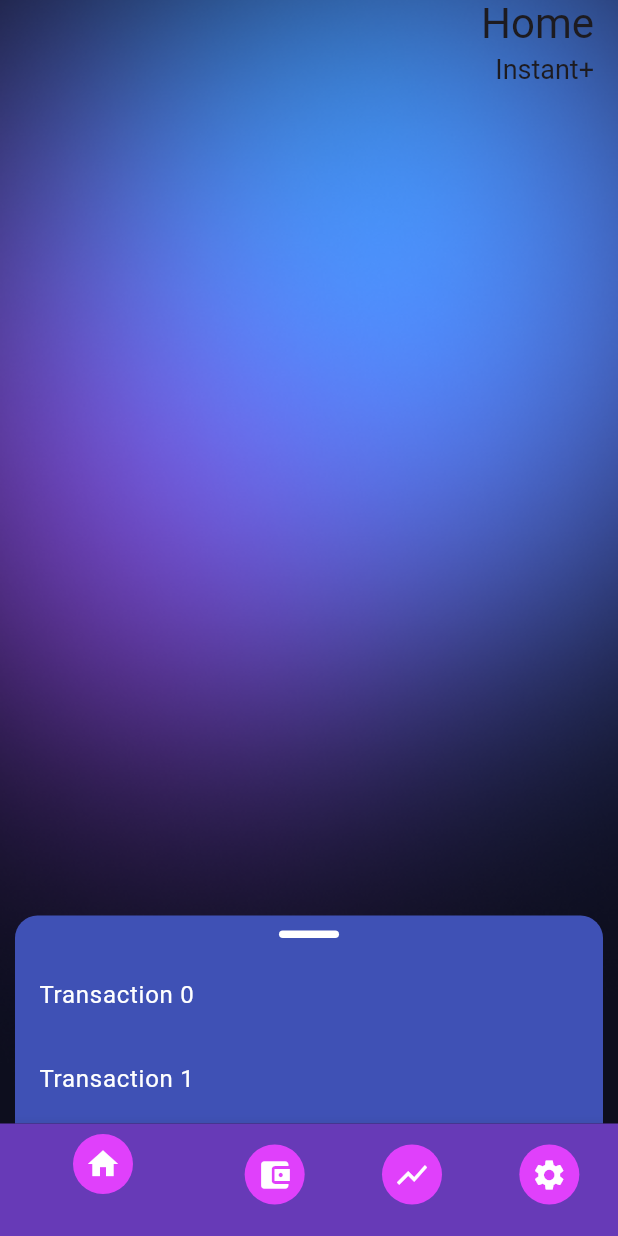
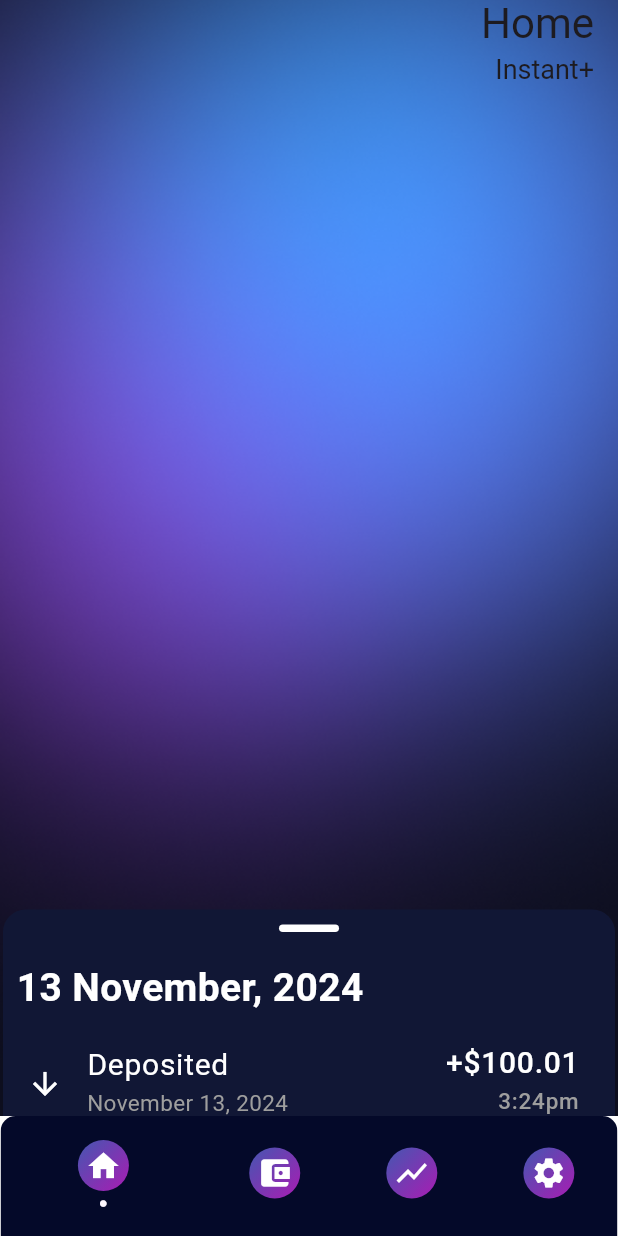
Before and after one commit to Arujan619/Instant-, a Flutter app: the MainScreen screen opened directly, on a phone screen of 412 x 824 dp. Run offline on Flutter 3.47's test engine with Material 3 defaults, Android fonts, the phone set to English and light mode, and no system bars; our stand-ins replace syncfusion_flutter_charts; missing offline and left inert: flutter_gradient_app_bar.

Commit message:
Home page transactions setup. Fixed bottom navigation bar layout

```diff
--- a/MobileProject/lib/HomePage/home-main.dart
+++ b/MobileProject/lib/HomePage/home-main.dart
@@ -61,7 +61,7 @@ class HomeMain extends StatelessWidget {
           ),
         ),
         body: const Padding(
-          padding: EdgeInsets.symmetric(horizontal: 10.0),
+          padding: EdgeInsets.symmetric(horizontal: 2.0),
           child: RecentTransactions(),
         ),
       ),
--- a/MobileProject/lib/HomePage/recent-transaction.dart
+++ b/MobileProject/lib/HomePage/recent-transaction.dart
@@ -1,10 +1,41 @@
 import 'package:flutter/material.dart';
+import 'package:intl/intl.dart';
+
+/*
+TODO:
+- UI Layout
+- Recent Transactions are displayed in a draggable sheet
+- Each transaction is a ListTile
+-Populate with data
+
+
+ */
+
+
 
 class RecentTransactions extends StatelessWidget {
   const RecentTransactions({super.key});
 
   @override
   Widget build(BuildContext context) {
+    List<Map<String, dynamic>> transactions = [
+      {
+        'type': 'Deposited',
+        'amount': 100.01,
+        'date': DateTime.now(),
+        'time': '3:24pm',
+      },
+      {
+        'type': 'Withdrawn',
+        'amount': -100.00,
+        'date': DateTime.now(),
+        'time': '4:15pm',
+      },
+      // Add more transactions here
+    ];
+
+    String formattedDate = DateFormat('d MMMM, yyyy').format(DateTime.now());
+
     return Stack(
       children: [
         Align(
@@ -16,11 +47,12 @@ class RecentTransactions extends StatelessWidget {
             builder: (BuildContext context, ScrollController scrollController) {
               return Container(
                 decoration: BoxDecoration(
-                  color: Colors.indigo,
+                  color: Color(0xFF111735),
                   borderRadius: BorderRadius.vertical(top: Radius.circular(15)),
                 ),
                 child: Column(
                   children: [
+                    // Icon
                     Container(
                       margin: const EdgeInsets.symmetric(vertical: 10),
                       width: 40,
@@ -30,13 +62,59 @@ class RecentTransactions extends StatelessWidget {
                         borderRadius: BorderRadius.circular(10),
                       ),
                     ),
+                    // Title (current day)
+                    Padding(
+                      padding: const EdgeInsets.all(9.0),
+                      child: Align(
+                        alignment: Alignment.centerLeft,
+                        child: Text(
+                            formattedDate,
+                            style: const TextStyle(
+                              fontSize: 26,
+                              fontWeight: FontWeight.bold,
+                              color: Colors.white,
+                            ),
+                        ),
+                      ),
+                    ),
                     Expanded(
                       child: ListView.builder(
                         controller: scrollController,
-                        itemCount: 20, // Example item count
+                        itemCount: transactions.length,
                         itemBuilder: (BuildContext context, int index) {
+                          var transaction = transactions[index];
+                          String formattedDate = DateFormat('MMMM d, yyyy').format(transaction['date']);
                           return ListTile(
-                            title: Text('Transaction $index', style: TextStyle(color: Colors.white)),
+                            // Transaction type Icon
+                            leading: Icon(
+                              transaction['type'] == 'Deposited' ? Icons.arrow_downward : Icons.arrow_upward,
+                              color: Colors.white,
+                            ),
+                            // Trasaction type Text
+                            title: Text(
+                              transaction['type'],
+                              style: const TextStyle(fontSize: 20, color: Colors.white),
+                            ),
+                            // Transaction date
+                            subtitle: Text(
+                              formattedDate,
+                              style: const TextStyle(fontSize: 15, color: Colors.grey),
+                            ),
+                            trailing: Column(
+                              crossAxisAlignment: CrossAxisAlignment.end,
+                              children: [
+                                // Transaction amount
+                                Text(
+                                  transaction['amount'] > 0 ? '+\$${transaction['amount']}' : '-\$${transaction['amount'].abs()}',
+                                  style: const TextStyle(fontSize: 20, color: Colors.white),
+                                ),
+                                // Transaction time
+                                Text(
+                                  transaction['time'],
+                                  style: const TextStyle(fontSize: 15, color: Colors.grey),
+                                ),
+                              ],
+                            ),
                           );
                         },
                       ),
--- a/MobileProject/lib/MainScreen/main-screen.dart
+++ b/MobileProject/lib/MainScreen/main-screen.dart
@@ -13,6 +13,12 @@ class MainScreen extends StatefulWidget {
 
 class _MainScreenState extends State<MainScreen> {
   int _selectedIndex = 0;
+  static const Color _bottomNavBarColor = Color(0xFF040929);
+  static const LinearGradient _avatarNavBarGradient = LinearGradient(
+    colors: [Color(0xFF4457B1), Color(0xFFA91CB3)],
+    begin: Alignment.topLeft,
+    end: Alignment.bottomRight,
+  );
 
   static const List<Widget> _widgetOptions = <Widget>[
     HomeMain(),
@@ -30,50 +36,96 @@ class _MainScreenState extends State<MainScreen> {
   @override
   Widget build(BuildContext context) {
     return Scaffold(
+      backgroundColor: Colors.transparent,
       body: Center(
         child: _widgetOptions.elementAt(_selectedIndex),
       ),
-      bottomNavigationBar: BottomNavigationBar(
-        items: const <BottomNavigationBarItem>[
+      bottomNavigationBar: Padding(
+        padding: const EdgeInsets.symmetric(horizontal: 0.4),
+        child: ClipRRect(
+          borderRadius: BorderRadius.vertical(top: Radius.circular(10.0)),
+          child: Container(
+            decoration: BoxDecoration(
+              boxShadow: [
+                BoxShadow(
+                  color: Colors.white.withOpacity(1),
+                  spreadRadius: 5,
+                  blurRadius: 7,
+                  offset: Offset(0, 3), // changes position of shadow
+                ),
+              ],
+            ),
+            child: SizedBox(
+              height: 80,
+              child: BottomNavigationBar(
+                items: <BottomNavigationBarItem>[
                   BottomNavigationBarItem(
-            icon: CircleAvatar(
-              backgroundColor: Colors.purpleAccent,
+                    icon: Container(
+                      decoration: BoxDecoration(
+                        shape: BoxShape.circle,
+                        gradient: _avatarNavBarGradient,
+                      ),
+                      child: Padding(
+                        padding: const EdgeInsets.all(5.0),
                         child: Icon(Icons.home, color: Colors.white),
                       ),
-            label: '',
-            backgroundColor: Colors.deepPurple,
+                    ),
+                    label: '●',
+                    backgroundColor: _bottomNavBarColor,
                   ),
                   BottomNavigationBarItem(
-            icon: CircleAvatar(
-              backgroundColor: Colors.purpleAccent,
+                    icon: Container(
+                      decoration: BoxDecoration(
+                        shape: BoxShape.circle,
+                        gradient: _avatarNavBarGradient,
+                      ),
+                      child: Padding(
+                        padding: const EdgeInsets.all(5.0),
                         child: Icon(Icons.account_balance_wallet, color: Colors.white),
                       ),
-            label: '',
-            backgroundColor: Colors.deepPurple,
+                    ),
+                    label: '●',
+                    backgroundColor: _bottomNavBarColor,
                   ),
                   BottomNavigationBarItem(
-            icon: CircleAvatar(
-              backgroundColor: Colors.purpleAccent,
+                    icon: Container(
+                      decoration: BoxDecoration(
+                        shape: BoxShape.circle,
+                        gradient: _avatarNavBarGradient,
+                      ),
+                      child: Padding(
+                        padding: const EdgeInsets.all(5.0),
                         child: Icon(Icons.show_chart, color: Colors.white),
                       ),
-            label: '',
-            backgroundColor: Colors.deepPurple,
+                    ),
+                    label: '●',
+                    backgroundColor: _bottomNavBarColor,
                   ),
                   BottomNavigationBarItem(
-            icon: CircleAvatar(
-              backgroundColor: Colors.purpleAccent,
+                    icon: Container(
+                      decoration: BoxDecoration(
+                        shape: BoxShape.circle,
+                        gradient: _avatarNavBarGradient,
+                      ),
+                      child: Padding(
+                        padding: const EdgeInsets.all(5.0),
                         child: Icon(Icons.settings, color: Colors.white),
                       ),
-            label: '',
-            backgroundColor: Colors.deepPurple,
+                    ),
+                    label: '●',
+                    backgroundColor: _bottomNavBarColor,
                   ),
                 ],
                 currentIndex: _selectedIndex,
-        // selectedItemColor: Colors.purple[800], //this changes the color of the selected item's label
                 onTap: _onItemTapped,
                 backgroundColor: Colors.transparent,
+                selectedLabelStyle: TextStyle(fontSize: 10),
+                unselectedLabelStyle: TextStyle(fontSize: 10),
+              ),
+            ),
+          ),
+        ),
       ),
     );
-
   }
 }
--- a/MobileProject/pubspec.yaml
+++ b/MobileProject/pubspec.yaml
@@ -31,10 +31,7 @@ dependencies:
   flutter:
     sdk: flutter
   syncfusion_flutter_charts: ^27.1.58
-  google_sign_in: ^5.2.4
-
-
-
+  intl: ^0.19.0
 
 
 
@@ -46,7 +43,6 @@ dependencies:
 dev_dependencies:
   flutter_test:
     sdk: flutter
-
 
   # The "flutter_lints" package below contains a set of recommended lints to
   # encourage good coding practices. The lint set provided by the package is
```
Also changed, not shown: MobileProject/pubspec.lock. Lines whose indentation alone changed are shown as unchanged.
